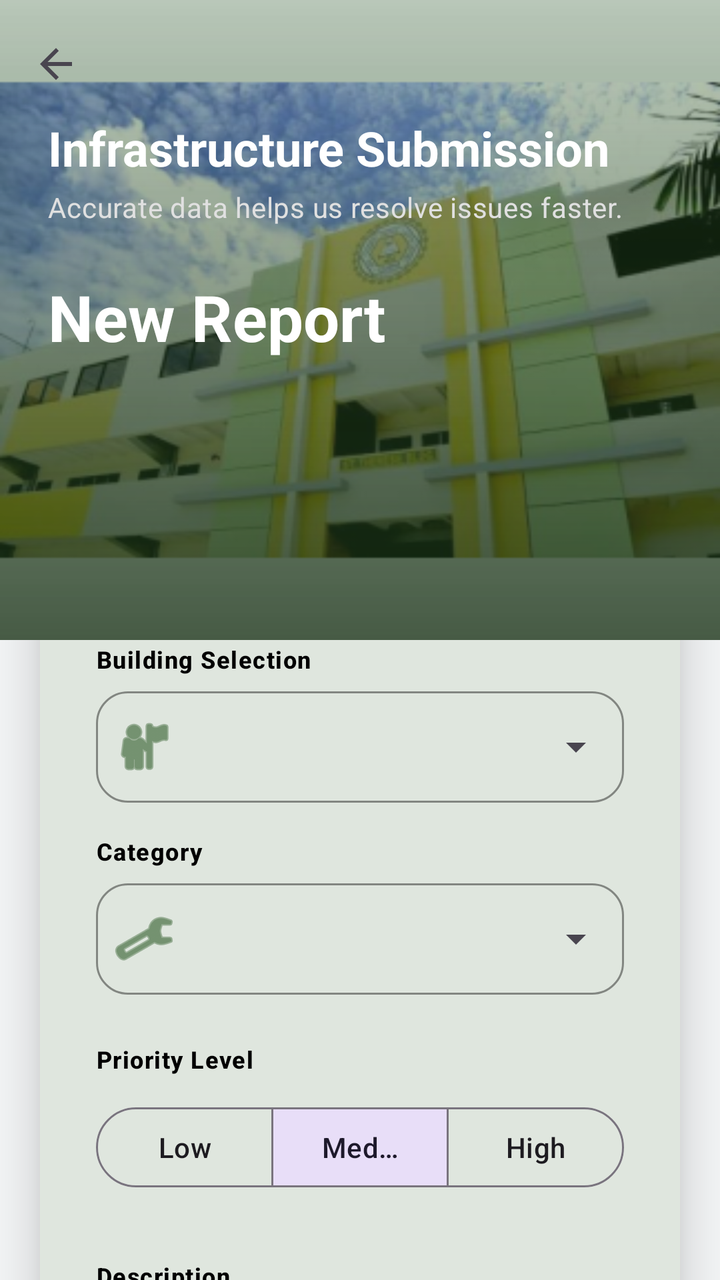
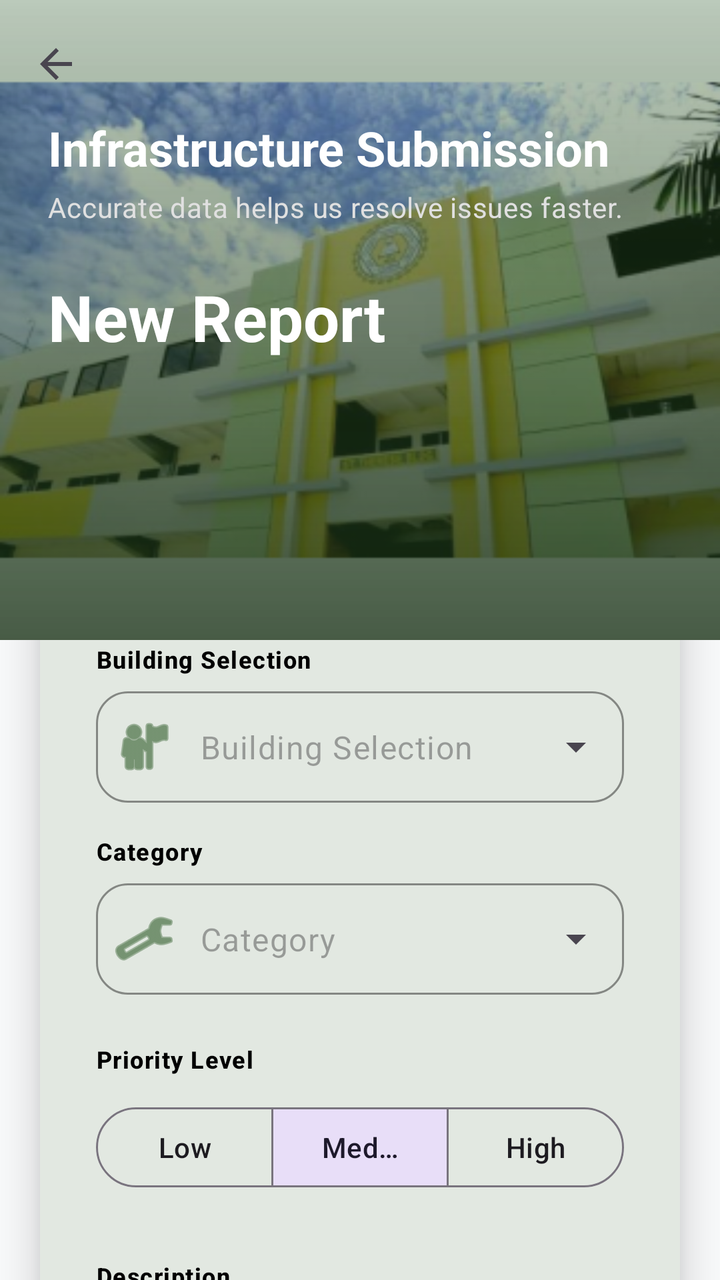

Compare the two renders of this Android layout. The source of the first and the diff that turns it into the second are given below.
<!-- AndroidManifest.xml: application theme Theme.CampusAlert -->
<!-- res/layout/activity_report_submission.xml -->
<?xml version="1.0" encoding="utf-8"?>
<androidx.coordinatorlayout.widget.CoordinatorLayout xmlns:android="http://schemas.android.com/apk/res/android"
    xmlns:app="http://schemas.android.com/apk/res-auto"
    xmlns:tools="http://schemas.android.com/tools"
    android:layout_width="match_parent"
    android:layout_height="match_parent"
    android:background="#F4F6F7"
    tools:context=".ReportSubmissionActivity">

    
    <com.google.android.material.appbar.AppBarLayout
        android:id="@+id/app_bar"
        android:layout_width="match_parent"
        android:layout_height="320dp"
        android:background="@android:color/transparent"
        android:theme="@style/ThemeOverlay.Material3.Dark">

        <com.google.android.material.appbar.CollapsingToolbarLayout
            android:id="@+id/collapsing_toolbar"
            android:layout_width="match_parent"
            android:layout_height="match_parent"
            app:contentScrim="@color/forest_green"
            app:layout_scrollFlags="scroll|exitUntilCollapsed"
            app:titleEnabled="false">

            <ImageView
                android:layout_width="match_parent"
                android:layout_height="match_parent"
                android:contentDescription="@string/campus_background"
                android:scaleType="centerCrop"
                android:src="@mipmap/scc_bldg_background"
                app:layout_collapseMode="parallax"
                app:layout_collapseParallaxMultiplier="0.7" />

            
            <View
                android:layout_width="match_parent"
                android:layout_height="match_parent"
                android:alpha="0.75"
                android:background="@drawable/bg_green_scrim" />

            <View
                android:layout_width="match_parent"
                android:layout_height="match_parent"
                android:alpha="0.5"
                android:background="@drawable/bg_gradient_scrim" />

            
            <LinearLayout
                android:layout_width="match_parent"
                android:layout_height="wrap_content"
                android:layout_gravity="bottom"
                android:layout_marginBottom="140dp"
                android:orientation="vertical"
                android:paddingHorizontal="24dp">

                <TextView
                    android:layout_width="wrap_content"
                    android:layout_height="wrap_content"
                    android:text="@string/infrastructure_submission"
                    android:textAppearance="@style/TextAppearance.Material3.HeadlineSmall"
                    android:textColor="@color/white"
                    android:textStyle="bold" />

                <TextView
                    android:layout_width="wrap_content"
                    android:layout_height="wrap_content"
                    android:layout_marginTop="4dp"
                    android:text="@string/analytic_subtitle"
                    android:textAppearance="@style/TextAppearance.Material3.BodyMedium"
                    android:textColor="#E0E0E0" />

                <TextView
                    android:layout_width="wrap_content"
                    android:layout_height="wrap_content"
                    android:layout_marginTop="24dp"
                    android:text="@string/new_report_title"
                    android:textAppearance="@style/TextAppearance.Material3.HeadlineLarge"
                    android:textColor="@color/white"
                    android:textStyle="bold" />
            </LinearLayout>

            <androidx.appcompat.widget.Toolbar
                android:id="@+id/toolbar"
                android:layout_width="match_parent"
                android:layout_height="?attr/actionBarSize"
                app:layout_collapseMode="pin"
                app:navigationIcon="?attr/homeAsUpIndicator"
                app:navigationIconTint="@color/white" />

        </com.google.android.material.appbar.CollapsingToolbarLayout>
    </com.google.android.material.appbar.AppBarLayout>

    <androidx.core.widget.NestedScrollView
        android:layout_width="match_parent"
        android:layout_height="match_parent"
        android:clipToPadding="false"
        app:layout_behavior="@string/appbar_scrolling_view_behavior">

        <LinearLayout
            android:layout_width="match_parent"
            android:layout_height="wrap_content"
            android:orientation="vertical"
            android:paddingBottom="60dp">

            
            <com.google.android.material.card.MaterialCardView
                android:layout_width="match_parent"
                android:layout_height="wrap_content"
                android:layout_marginHorizontal="20dp"
                android:layout_marginTop="-90dp"
                app:cardBackgroundColor="@color/white"
                app:cardCornerRadius="32dp"
                app:cardElevation="16dp"
                app:strokeWidth="0dp">

                <LinearLayout
                    android:layout_width="match_parent"
                    android:layout_height="wrap_content"
                    android:orientation="vertical"
                    android:padding="28dp">

                    <TextView
                        android:layout_width="wrap_content"
                        android:layout_height="wrap_content"
                        android:letterSpacing="0.1"
                        android:text="@string/issue_specifications"
                        android:textAppearance="@style/TextAppearance.Material3.LabelLarge"
                        android:textColor="@color/forest_green"
                        android:textStyle="bold" />

                    <View
                        android:layout_width="48dp"
                        android:layout_height="4dp"
                        android:layout_marginTop="8dp"
                        android:background="@color/soft_sage" />

                    
                    <TextView
                        android:id="@+id/label_building_select"
                        android:layout_width="wrap_content"
                        android:layout_height="wrap_content"
                        android:layout_marginTop="32dp"
                        android:text="@string/building_selection"
                        android:textAppearance="@style/TextAppearance.Material3.LabelMedium"
                        android:textColor="@color/black"
                        android:textStyle="bold" />

                    <com.google.android.material.textfield.TextInputLayout
                        style="@style/Widget.Material3.TextInputLayout.OutlinedBox.ExposedDropdownMenu"
                        android:layout_width="match_parent"
                        android:layout_height="wrap_content"
                        android:layout_marginTop="8dp"
                        android:layout_marginBottom="16dp"
                        app:boxCornerRadiusBottomEnd="16dp"
                        app:boxCornerRadiusBottomStart="16dp"
                        app:boxCornerRadiusTopEnd="16dp"
                        app:boxCornerRadiusTopStart="16dp"
                        app:boxStrokeColor="@color/forest_green"
                        app:hintEnabled="false"
                        app:startIconDrawable="@android:drawable/ic_menu_myplaces"
                        app:startIconTint="@color/forest_green">

                        <AutoCompleteTextView
                            android:id="@+id/building_dropdown"
                            android:layout_width="match_parent"
                            android:layout_height="wrap_content"
                            android:inputType="none"
                            android:labelFor="@id/label_building_select"
                            android:paddingStart="60dp"
                            android:paddingEnd="16dp"
                            android:textColor="@color/black" />
                    </com.google.android.material.textfield.TextInputLayout>

                    
                    <TextView
                        android:id="@+id/label_category_select"
                        android:layout_width="wrap_content"
                        android:layout_height="wrap_content"
                        android:text="@string/category"
                        android:textAppearance="@style/TextAppearance.Material3.LabelMedium"
                        android:textColor="@color/black"
                        android:textStyle="bold" />

                    <com.google.android.material.textfield.TextInputLayout
                        style="@style/Widget.Material3.TextInputLayout.OutlinedBox.ExposedDropdownMenu"
                        android:layout_width="match_parent"
                        android:layout_height="wrap_content"
                        android:layout_marginTop="8dp"
                        android:layout_marginBottom="24dp"
                        app:boxCornerRadiusBottomEnd="16dp"
                        app:boxCornerRadiusBottomStart="16dp"
                        app:boxCornerRadiusTopEnd="16dp"
                        app:boxCornerRadiusTopStart="16dp"
                        app:boxStrokeColor="@color/forest_green"
                        app:hintEnabled="false"
                        app:startIconDrawable="@android:drawable/ic_menu_preferences"
                        app:startIconTint="@color/forest_green">

                        <AutoCompleteTextView
                            android:id="@+id/category_dropdown"
                            android:layout_width="match_parent"
                            android:layout_height="wrap_content"
                            android:inputType="none"
                            android:labelFor="@id/label_category_select"
                            android:paddingStart="60dp"
                            android:paddingEnd="16dp"
                            android:textColor="@color/black" />
                    </com.google.android.material.textfield.TextInputLayout>

                    
                    <TextView
                        android:layout_width="wrap_content"
                        android:layout_height="wrap_content"
                        android:text="@string/priority_level"
                        android:textAppearance="@style/TextAppearance.Material3.LabelMedium"
                        android:textColor="@color/black"
                        android:textStyle="bold" />

                    <com.google.android.material.button.MaterialButtonToggleGroup
                        android:id="@+id/priority_toggle_group"
                        android:layout_width="match_parent"
                        android:layout_height="wrap_content"
                        android:layout_marginTop="12dp"
                        android:layout_marginBottom="32dp"
                        app:checkedButton="@id/btn_medium"
                        app:singleSelection="true">

                        <Button
                            android:id="@+id/btn_low"
                            style="@style/Widget.Material3.Button.OutlinedButton"
                            android:layout_width="0dp"
                            android:layout_height="wrap_content"
                            android:layout_weight="1"
                            android:text="@string/low" />

                        <Button
                            android:id="@+id/btn_medium"
                            style="@style/Widget.Material3.Button.OutlinedButton"
                            android:layout_width="0dp"
                            android:layout_height="wrap_content"
                            android:layout_weight="1"
                            android:text="@string/medium" />

                        <Button
                            android:id="@+id/btn_high"
                            style="@style/Widget.Material3.Button.OutlinedButton"
                            android:layout_width="0dp"
                            android:layout_height="wrap_content"
                            android:layout_weight="1"
                            android:text="@string/high" />
                    </com.google.android.material.button.MaterialButtonToggleGroup>

                    
                    <TextView
                        android:id="@+id/label_description_input"
                        android:layout_width="wrap_content"
                        android:layout_height="wrap_content"
                        android:text="@string/description"
                        android:textAppearance="@style/TextAppearance.Material3.LabelMedium"
                        android:textColor="@color/black"
                        android:textStyle="bold" />

                    <com.google.android.material.textfield.TextInputLayout
                        style="@style/Widget.Material3.TextInputLayout.OutlinedBox"
                        android:layout_width="match_parent"
                        android:layout_height="wrap_content"
                        android:layout_marginTop="8dp"
                        android:layout_marginBottom="32dp"
                        app:boxCornerRadiusBottomEnd="16dp"
                        app:boxCornerRadiusBottomStart="16dp"
                        app:boxCornerRadiusTopEnd="16dp"
                        app:boxCornerRadiusTopStart="16dp"
                        app:boxStrokeColor="@color/forest_green"
                        app:hintEnabled="false"
                        app:startIconDrawable="@android:drawable/ic_menu_edit"
                        app:startIconTint="@color/forest_green">

                        <com.google.android.material.textfield.TextInputEditText
                            android:id="@+id/description_edit"
                            android:layout_width="match_parent"
                            android:layout_height="wrap_content"
                            android:gravity="top"
                            android:hint="@string/describe_hint"
                            android:inputType="textMultiLine"
                            android:labelFor="@id/label_description_input"
                            android:lines="5"
                            android:paddingStart="60dp"
                            android:paddingEnd="16dp"
                            android:textColor="@color/black" />
                    </com.google.android.material.textfield.TextInputLayout>

                    
                    <TextView
                        android:layout_width="wrap_content"
                        android:layout_height="wrap_content"
                        android:text="@string/evidence_photo"
                        android:textAppearance="@style/TextAppearance.Material3.LabelMedium"
                        android:textColor="@color/black"
                        android:textStyle="bold" />

                    <com.google.android.material.button.MaterialButton
                        android:id="@+id/btn_pick_photo"
                        style="@style/Widget.Material3.Button.OutlinedButton"
                        android:layout_width="match_parent"
                        android:layout_height="wrap_content"
                        android:layout_marginTop="8dp"
                        android:text="@string/select_capture_photo"
                        app:icon="@android:drawable/ic_menu_camera"
                        app:iconTint="@color/forest_green"
                        android:textColor="@color/forest_green"
                        app:strokeColor="@color/forest_green" />

                    <com.google.android.material.card.MaterialCardView
                        android:id="@+id/card_photo_preview"
                        android:layout_width="match_parent"
                        android:layout_height="200dp"
                        android:layout_marginTop="12dp"
                        android:layout_marginBottom="32dp"
                        android:visibility="gone"
                        app:cardCornerRadius="16dp"
                        app:strokeWidth="1dp"
                        app:strokeColor="@color/soft_sage">

                        <ImageView
                            android:id="@+id/img_preview"
                            android:layout_width="match_parent"
                            android:layout_height="match_parent"
                            android:scaleType="centerCrop"
                            android:contentDescription="@string/evidence_photo" />
                    </com.google.android.material.card.MaterialCardView>

                    
                    <com.google.android.material.button.MaterialButton
                        android:id="@+id/submit_button"
                        android:layout_width="match_parent"
                        android:layout_height="64dp"
                        android:layout_marginTop="16dp"
                        android:letterSpacing="0.05"
                        android:text="@string/submit_official_report"
                        android:textAllCaps="true"
                        android:textSize="16sp"
                        android:textStyle="bold"
                        app:backgroundTint="@color/forest_green"
                        app:cornerRadius="20dp"
                        app:elevation="8dp" />

                </LinearLayout>
            </com.google.android.material.card.MaterialCardView>

        </LinearLayout>
    </androidx.core.widget.NestedScrollView>

</androidx.coordinatorlayout.widget.CoordinatorLayout>
<!-- resources referenced by this layout -->
<resources>
  <color name="black">#FF000000</color>
  <color name="forest_green">#2D5A27</color>
  <color name="soft_sage">#DDE5B6</color>
  <color name="white">#FFFFFFFF</color>
  <!-- drawable bg_gradient_scrim (drawable) -->
  <?xml version="1.0" encoding="utf-8"?>
  <shape xmlns:android="http://schemas.android.com/apk/res/android">
      <gradient
          android:angle="90"
          android:startColor="#B3000000"
          android:centerColor="#4D000000"
          android:endColor="@android:color/transparent"
          android:type="linear" />
  </shape>
  <!-- drawable bg_green_scrim (drawable) -->
  <?xml version="1.0" encoding="utf-8"?>
  <shape xmlns:android="http://schemas.android.com/apk/res/android">
      <gradient
          android:angle="90"
          android:startColor="#E62D5A27"
          android:centerColor="#992D5A27"
          android:endColor="#662D5A27"
          android:type="linear" />
  </shape>
  <!-- mipmap scc_bldg_background: webp bitmap (mipmap-hdpi, 24782 bytes) -->
  <string name="analytic_subtitle">Accurate data helps us resolve issues faster.</string>
  <string name="building_selection">Building Selection</string>
  <string name="campus_background">Campus Background</string>
  <string name="category">Category</string>
  <string name="describe_hint">Provide a clear description of the issue...</string>
  <string name="description">Description</string>
  <string name="evidence_photo">Evidence Photo</string>
  <string name="high">High</string>
  <string name="infrastructure_submission">Infrastructure Submission</string>
  <string name="issue_specifications">ISSUE SPECIFICATIONS</string>
  <string name="low">Low</string>
  <string name="medium">Medium</string>
  <string name="new_report_title">New Report</string>
  <string name="priority_level">Priority Level</string>
  <string name="select_capture_photo">Select or Capture Photo</string>
  <string name="submit_official_report">SUBMIT OFFICIAL REPORT</string>
  <style name="Theme.CampusAlert" parent="Base.Theme.CampusAlert" />
  <style name="Base.Theme.CampusAlert" parent="Theme.Material3.DayNight.NoActionBar">
          
          <item name="colorPrimary">@color/primary</item>
          <item name="colorOnPrimary">@color/onPrimary</item>
          
          <item name="colorSecondary">@color/secondary</item>
          <item name="colorOnSecondary">@color/onSecondary</item>
          
          <item name="android:statusBarColor">?attr/colorPrimary</item>
          
          <item name="android:windowBackground">@color/background</item>
          <item name="colorSurface">@color/surface</item>
          
          
          <item name="shapeAppearanceLargeComponent">@style/ShapeAppearance.CampusAlert.Large</item>
          <item name="shapeAppearanceMediumComponent">@style/ShapeAppearance.CampusAlert.Medium</item>
      </style>
  <color name="primary">@color/forest_green</color>
  <color name="onPrimary">@color/white</color>
  <color name="secondary">@color/sage_green</color>
  <color name="onSecondary">@color/black</color>
  <color name="background">@color/light_gray</color>
  <color name="surface">@color/white</color>
  <style name="ShapeAppearance.CampusAlert.Large" parent="ShapeAppearance.Material3.LargeComponent">
          <item name="cornerSize">16dp</item>
      </style>
  <style name="ShapeAppearance.CampusAlert.Medium" parent="ShapeAppearance.Material3.MediumComponent">
          <item name="cornerSize">12dp</item>
      </style>
  <color name="sage_green">#A3B18A</color>
  <color name="light_gray">#F8F9FA</color>
</resources>

<!-- the commit's change to res/layout/activity_report_submission.xml (unified diff, before → after) -->
@@ -4,7 +4,7 @@
     xmlns:tools="http://schemas.android.com/tools"
     android:layout_width="match_parent"
     android:layout_height="match_parent"
-    android:background="#F4F6F7"
+    android:background="#F8F9FA"
     tools:context=".ReportSubmissionActivity">
 
     
@@ -111,7 +111,7 @@
                 android:layout_marginTop="-90dp"
                 app:cardBackgroundColor="@color/white"
                 app:cardCornerRadius="32dp"
-                app:cardElevation="16dp"
+                app:cardElevation="12dp"
                 app:strokeWidth="0dp">
 
                 <LinearLayout
@@ -165,6 +165,7 @@
                             android:id="@+id/building_dropdown"
                             android:layout_width="match_parent"
                             android:layout_height="wrap_content"
+                            android:hint="@string/building_selection"
                             android:inputType="none"
                             android:labelFor="@id/label_building_select"
                             android:paddingStart="60dp"
@@ -201,6 +202,7 @@
                             android:id="@+id/category_dropdown"
                             android:layout_width="match_parent"
                             android:layout_height="wrap_content"
+                            android:hint="@string/category"
                             android:inputType="none"
                             android:labelFor="@id/label_category_select"
                             android:paddingStart="60dp"
@@ -322,32 +324,90 @@
                         app:strokeWidth="1dp"
                         app:strokeColor="@color/soft_sage">
 
-                        <ImageView
-                            android:id="@+id/img_preview"
+                        <RelativeLayout
                             android:layout_width="match_parent"
-                            android:layout_height="match_parent"
-                            android:scaleType="centerCrop"
-                            android:contentDescription="@string/evidence_photo" />
+                            android:layout_height="match_parent">
+
+                            <ImageView
+                                android:id="@+id/img_preview"
+                                android:layout_width="match_parent"
+                                android:layout_height="match_parent"
+                                android:scaleType="centerCrop"
+                                android:contentDescription="@string/evidence_photo" />
+
+                            <ImageButton
+                                android:id="@+id/btn_remove_photo"
+                                android:layout_width="40dp"
+                                android:layout_height="40dp"
+                                android:layout_alignParentTop="true"
+                                android:layout_alignParentEnd="true"
+                                android:layout_margin="8dp"
+                                android:background="@drawable/circle_gray"
+                                android:src="@android:drawable/ic_menu_close_clear_cancel"
+                                app:tint="@color/white"
+                                android:contentDescription="Remove Photo" />
+                        </RelativeLayout>
                     </com.google.android.material.card.MaterialCardView>
 
                     
-                    <com.google.android.material.button.MaterialButton
-                        android:id="@+id/submit_button"
-                        android:layout_width="match_parent"
-                        android:layout_height="64dp"
-                        android:layout_marginTop="16dp"
-                        android:letterSpacing="0.05"
-                        android:text="@string/submit_official_report"
-                        android:textAllCaps="true"
-                        android:textSize="16sp"
-                        android:textStyle="bold"
-                        app:backgroundTint="@color/forest_green"
-                        app:cornerRadius="20dp"
-                        app:elevation="8dp" />
+                    <FrameLayout
+                        android:layout_width="match_parent"
+                        android:layout_height="wrap_content"
+                        android:layout_marginTop="16dp">
+
+                        <com.google.android.material.button.MaterialButton
+                            android:id="@+id/submit_button"
+                            android:layout_width="match_parent"
+                            android:layout_height="64dp"
+                            android:letterSpacing="0.05"
+                            android:text="@string/submit_official_report"
+                            android:textAllCaps="true"
+                            android:textSize="16sp"
+                            android:textStyle="bold"
+                            app:backgroundTint="@color/forest_green"
+                            app:cornerRadius="20dp"
+                            app:elevation="8dp" />
+
+                        <ProgressBar
+                            android:id="@+id/upload_progress"
+                            android:layout_width="32dp"
+                            android:layout_height="32dp"
+                            android:layout_gravity="center"
+                            android:visibility="gone"
+                            android:indeterminateTint="@color/white" />
+                    </FrameLayout>
 
                 </LinearLayout>
             </com.google.android.material.card.MaterialCardView>
 
+            
+            <LinearLayout
+                android:layout_width="match_parent"
+                android:layout_height="wrap_content"
+                android:orientation="vertical"
+                android:gravity="center"
+                android:layout_marginTop="48dp"
+                android:paddingBottom="32dp">
+
+                <TextView
+                    android:layout_width="wrap_content"
+                    android:layout_height="wrap_content"
+                    android:text="@string/footer_message"
+                    android:textAppearance="@style/TextAppearance.Material3.LabelMedium"
+                    android:textColor="@color/sage_green"
+                    android:textStyle="italic"
+                    android:alpha="0.8" />
+
+                <TextView
+                    android:layout_width="wrap_content"
+                    android:layout_height="wrap_content"
+                    android:layout_marginTop="12dp"
+                    android:text="@string/powered_by"
+                    android:textAppearance="@style/TextAppearance.Material3.LabelSmall"
+                    android:textColor="@color/sage_green"
+                    android:alpha="0.5" />
+            </LinearLayout>
+
         </LinearLayout>
     </androidx.core.widget.NestedScrollView>
 
<!-- resource entries referenced after the edit -->
@@ -24,6 +24,12 @@
           android:endColor="#662D5A27"
           android:type="linear" />
   </shape>
+  <!-- drawable circle_gray (drawable) -->
+  <?xml version="1.0" encoding="utf-8"?>
+  <shape xmlns:android="http://schemas.android.com/apk/res/android"
+      android:shape="oval">
+      <solid android:color="#DDDDDD" />
+  </shape>
   <!-- mipmap scc_bldg_background: webp bitmap (mipmap-hdpi, 24782 bytes) -->
   <string name="analytic_subtitle">Accurate data helps us resolve issues faster.</string>
   <string name="building_selection">Building Selection</string>
@@ -32,12 +38,14 @@
   <string name="describe_hint">Provide a clear description of the issue...</string>
   <string name="description">Description</string>
   <string name="evidence_photo">Evidence Photo</string>
+  <string name="footer_message">Ensuring a safer campus together.</string>
   <string name="high">High</string>
   <string name="infrastructure_submission">Infrastructure Submission</string>
   <string name="issue_specifications">ISSUE SPECIFICATIONS</string>
   <string name="low">Low</string>
   <string name="medium">Medium</string>
   <string name="new_report_title">New Report</string>
+  <string name="powered_by">Powered by CampusAlert</string>
   <string name="priority_level">Priority Level</string>
   <string name="select_capture_photo">Select or Capture Photo</string>
   <string name="submit_official_report">SUBMIT OFFICIAL REPORT</string>
